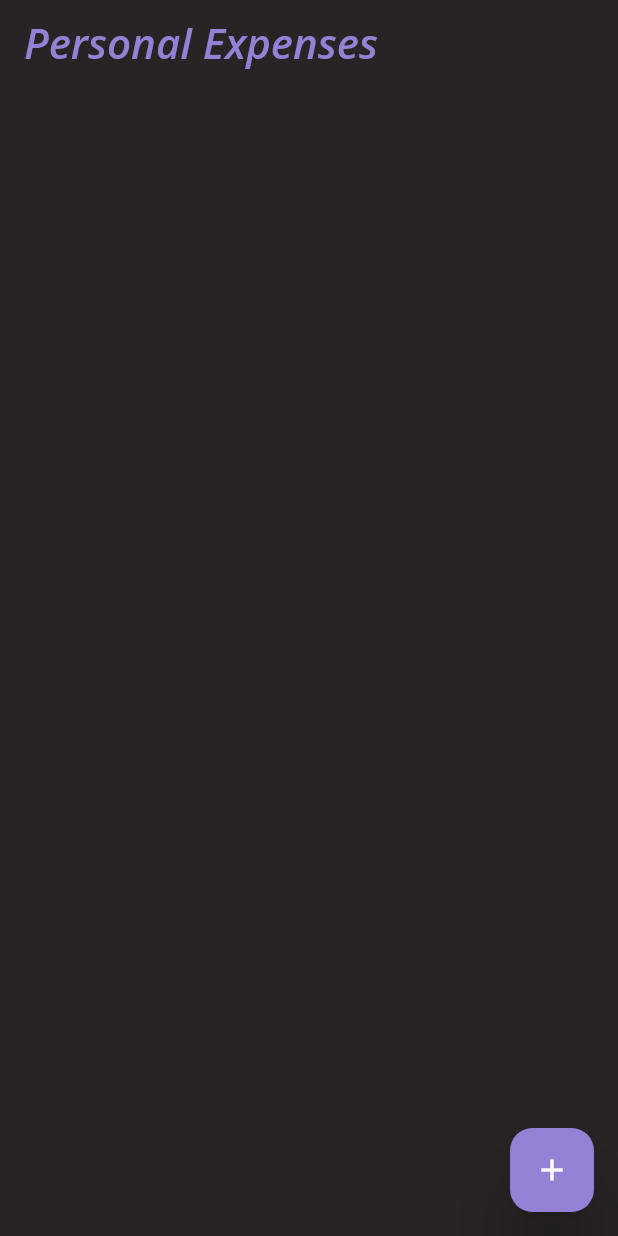
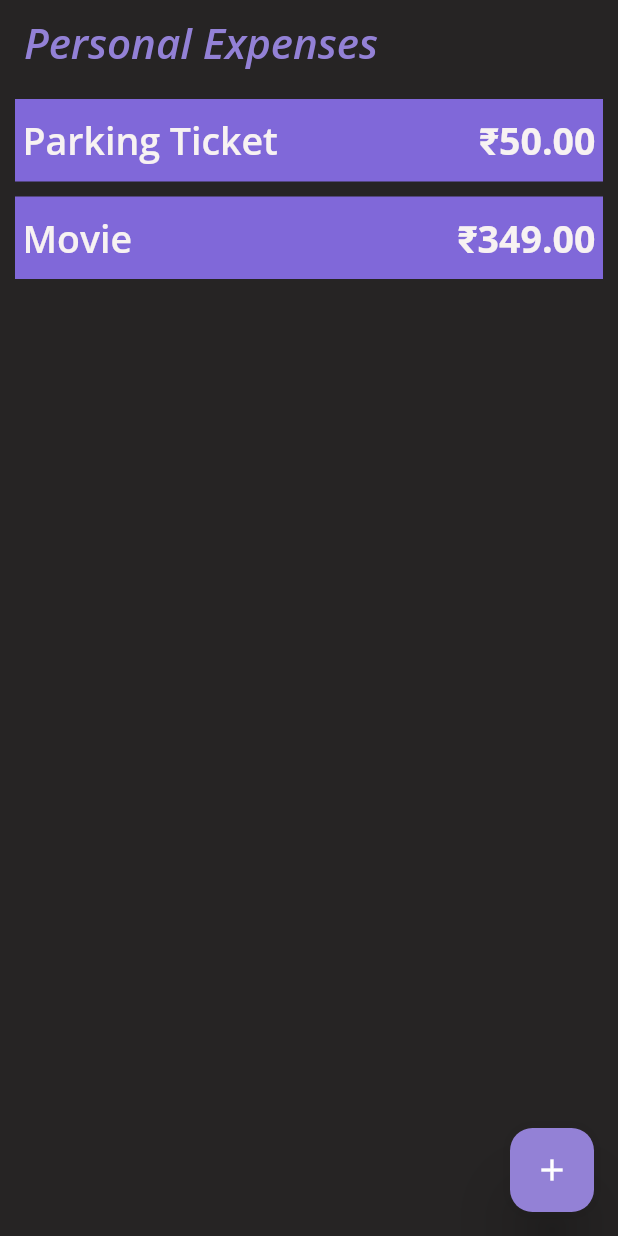
Before and after one commit to samitkapoor/Personal-Expenses, a Flutter app: the screen it shows after launch, on a phone screen of 412 x 824 dp. Run offline on Flutter 3.47's test engine with Material 2 defaults, Android fonts, the phone set to English and light mode, and no system bars; our stand-ins replace get.

Commit message:
Expense items widget and add/delete functions added

```diff
--- /dev/null
+++ b/lib/components/expense_item.dart
@@ -0,0 +1,38 @@
+import 'package:flutter/material.dart';
+import 'package:get/get.dart';
+
+import 'package:personal_expenses/model/expense_record.dart';
+
+class ExpenseItem extends StatelessWidget {
+  ExpenseRecord expenseRecord;
+  ExpenseItem({Key? key, required this.expenseRecord}) : super(key: key);
+  @override
+  Widget build(BuildContext context) {
+    return Container(
+      padding: const EdgeInsets.symmetric(horizontal: 5),
+      color: const Color(0xff8068d9),
+      width: Get.width,
+      height: 55,
+      child: Row(
+        children: [
+          Expanded(
+            child: Text(
+              expenseRecord.nameOfTheRecord,
+              style: Get.theme.textTheme.headline1,
+              softWrap: true,
+              maxLines: 1,
+              overflow: TextOverflow.ellipsis,
+            ),
+          ),
+          Text(
+            '₹${expenseRecord.price.toStringAsFixed(2)}',
+            style: Get.theme.textTheme.headline2,
+            softWrap: true,
+            maxLines: 1,
+            overflow: TextOverflow.ellipsis,
+          ),
+        ],
+      ),
+    );
+  }
+}
--- a/lib/controller/expense_controller.dart
+++ b/lib/controller/expense_controller.dart
@@ -3,7 +3,11 @@ import 'package:get/get.dart';
 import 'package:personal_expenses/model/expense_record.dart';
 
 class ExpenseController extends GetxController {
-  List<ExpenseRecord> allRecords = [];
+  List<ExpenseRecord> allRecords = [
+    ExpenseRecord(
+        nameOfTheRecord: 'Parking Ticket', id: DateTime.now(), price: 50),
+    ExpenseRecord(nameOfTheRecord: 'Movie', id: DateTime.now(), price: 349),
+  ];
 
   //function to add a record in the collection
   void addRecord(ExpenseRecord expenseRecord) {
--- a/lib/core/home_page.dart
+++ b/lib/core/home_page.dart
@@ -2,6 +2,8 @@ import 'package:flutter/material.dart';
 import 'package:get/get.dart';
 
 import 'package:personal_expenses/components/bottom_sheet_form.dart';
+import 'package:personal_expenses/components/expense_item.dart';
+import 'package:personal_expenses/controller/expense_controller.dart';
 
 class Homepage extends StatelessWidget {
   const Homepage({Key? key}) : super(key: key);
@@ -24,6 +26,30 @@ class Homepage extends StatelessWidget {
             'Personal Expenses',
           ),
         ),
+        body: GetBuilder<ExpenseController>(
+          builder: (controller) {
+            return ListView(
+              padding: const EdgeInsets.symmetric(horizontal: 10, vertical: 5),
+              children: [
+                ...controller.allRecords.map(
+                  (ele) {
+                    return Container(
+                      margin: const EdgeInsets.symmetric(vertical: 5),
+                      child: Dismissible(
+                        key: ObjectKey(ele.id),
+                        direction: DismissDirection.endToStart,
+                        onDismissed: (direction) {
+                          controller.deleteRecord(ele);
+                        },
+                        child: ExpenseItem(expenseRecord: ele),
+                      ),
+                    );
+                  },
+                ).toList(),
+              ],
+            );
+          },
+        ),
         floatingActionButton: FloatingActionButton(
           onPressed: () async {
             await insertRecordBottomSheet();
--- a/lib/core/personal_expenses.dart
+++ b/lib/core/personal_expenses.dart
@@ -70,6 +70,26 @@ class PersonalExpenses extends StatelessWidget {
             fontWeight: FontWeight.w600,
             color: Color(0xff262424),
           ),
+          subtitle1: TextStyle(
+            fontFamily: 'OpenSans',
+            fontSize: 20,
+            fontWeight: FontWeight.bold,
+            color: Colors.white,
+          ),
+          headline1: TextStyle(
+            fontFamily: 'OpenSans',
+            fontSize: 25,
+            fontWeight: FontWeight.w600,
+            // color: Color(0xff262424),
+            color: Color(0xfff7f2f2),
+          ),
+          headline2: TextStyle(
+            fontFamily: 'OpenSans',
+            fontSize: 25,
+            fontWeight: FontWeight.bold,
+            // color: Color(0xff262424),
+            color: Color(0xfff7f2f2),
+          ),
         ),
       ),
       home: Homepage(),
--- a/lib/model/expense_record.dart
+++ b/lib/model/expense_record.dart
@@ -2,15 +2,15 @@
 class ExpenseRecord {
   String nameOfTheRecord;
   DateTime id;
-  String date;
-  String time;
+  // String date;
+  // String time;
   double price;
 
   ExpenseRecord({
     required this.nameOfTheRecord,
     required this.id,
-    required this.date,
-    required this.time,
+    // required this.date,
+    // required this.time,
     required this.price,
   });
 }
```
Also changed, not shown: lib/components/bottom_sheet_form.dart (+52 -2 lines).
